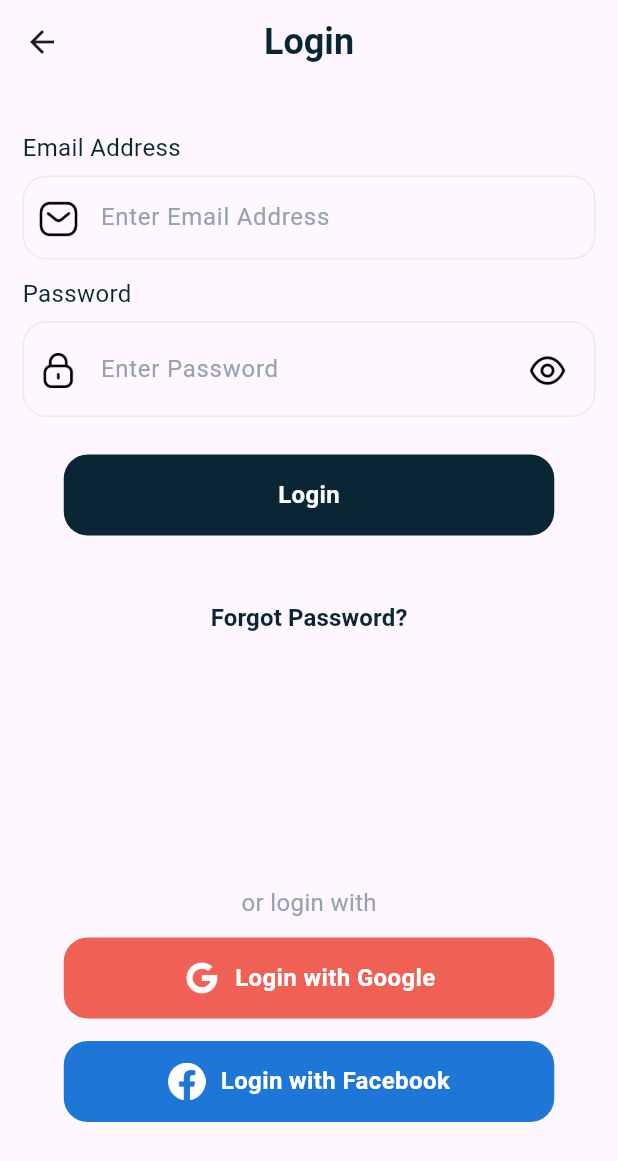
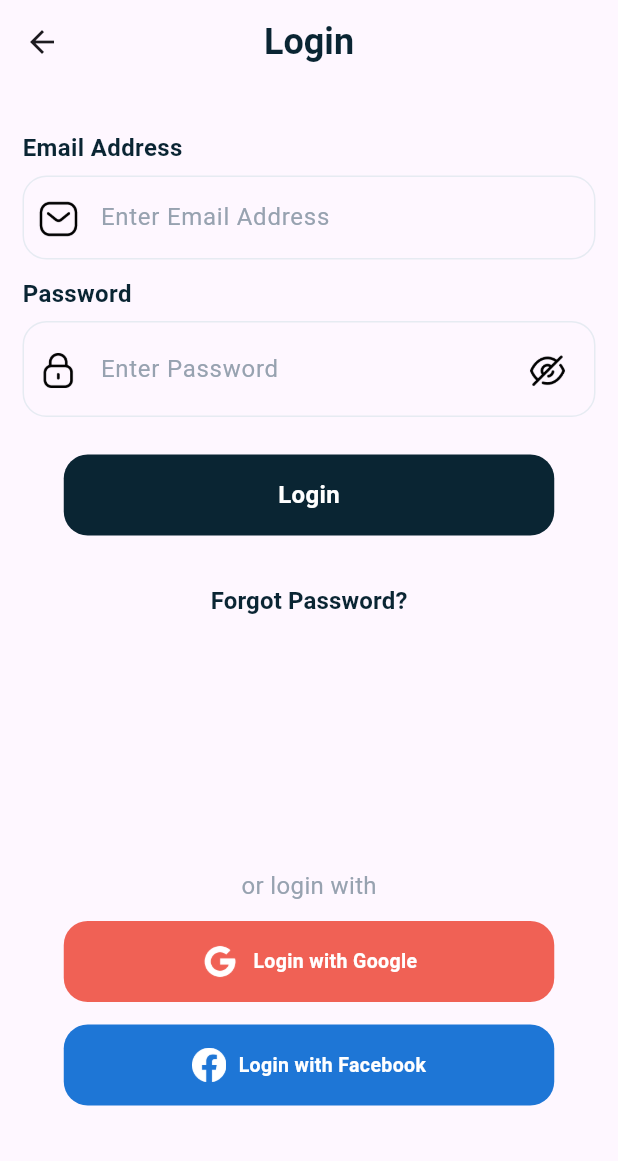
Before and after one commit to rudri04/Receipy, a Flutter app: the screen it shows after launch, after a tap on "Login", on a phone screen of 412 x 824 dp. Shown: the top 1161 px of the screen. Run offline on Flutter 3.47's test engine with Material 3 defaults, Android fonts, the phone set to English and light mode, and no system bars.

Commit message:
added some changes

```diff
--- a/lib/Screens/HomePage.dart
+++ /dev/null
@@ -1,57 +0,0 @@
-import 'package:flutter/material.dart';
-import 'package:receipy/Screens/loginScreen.dart';
-import 'package:receipy/Utils/Colors.dart';
-import 'package:receipy/Utils/Images.dart';
-import 'package:receipy/Widgets/button.dart';
-import 'package:receipy/Widgets/text.dart';
-class Homepage extends StatelessWidget {
-  const Homepage({super.key});
-
-  @override
-  Widget build(BuildContext context) {
-    return Scaffold(
-      backgroundColor: ColorsPalete.Secondary,
-      appBar: AppBar(
-        backgroundColor: ColorsPalete.Secondary,
-        actions: [
-          Padding(
-            padding: const EdgeInsets.only(right: 10),
-            child: TextButton(
-              onPressed: () {
-                // Define what happens when 'Later' is tapped
-              },
-              child: CustomText(
-                data: 'Later',
-                fontsize: 18,
-                fontWeight: FontWeight.bold,
-                color: ColorsPalete.white,
-              ),
-            ),
-          ),
-        ],
-      ),
-      body: Center(
-        child: Column(
-          mainAxisAlignment: MainAxisAlignment.center,
-          children: [
-            Image.asset(
-              Images.frontPage,
-              height: 311.56,
-              width: 313.85,
-            ),
-            const SizedBox(height: 70,),
-            CustomText(data: 'Help your path to health', fontsize: 28, fontWeight: FontWeight.bold, color: ColorsPalete.white),
-            const SizedBox(height: 10,),
-            CustomText(data: 'goals with happiness', fontsize: 28, fontWeight: FontWeight.bold, color: ColorsPalete.white),
-            const SizedBox(height: 30,),
-            CustomButton(OnTap: (){
-              Navigator.push(context, MaterialPageRoute(builder: (_)=>const LoginScreen()));
-            }, buttonColor: ColorsPalete.primary, textColor: ColorsPalete.white, data: 'Login'),
-            CustomTextButton(onPressed: (){}, data: 'Create New Account', color: ColorsPalete.white, size: 16)
-          ],
-        ),
-      ),
-    );
-
-  }
-}
--- a/lib/Screens/forgetpassword.dart
+++ /dev/null
@@ -1,67 +0,0 @@
-import 'package:flutter/material.dart';
-import 'package:receipy/Utils/Colors.dart';
-import 'package:receipy/Widgets/button.dart';
-import 'package:receipy/Widgets/text.dart';
-
-import '../Utils/icons.dart';
-import '../Widgets/textfield.dart';
-
-class ForgetPasswordScreen extends StatefulWidget {
-  const ForgetPasswordScreen({super.key});
-
-  @override
-  State<ForgetPasswordScreen> createState() => _ForgetPasswordScreenState();
-}
-
-class _ForgetPasswordScreenState extends State<ForgetPasswordScreen> {
-  @override
-  Widget build(BuildContext context) {
-    final email_con = TextEditingController();
-
-    return Scaffold(
-      resizeToAvoidBottomInset: true,
-      appBar: AppBar(
-        centerTitle: true,
-        title: CustomText(data: 'Forget Password', fontsize: 24, fontWeight: FontWeight.bold, color: ColorsPalete.Dark),
-      ),
-      body: Padding(padding: EdgeInsets.only(right: 15,left: 15,top: 35,bottom: 15),
-      child: Column(
-          crossAxisAlignment: CrossAxisAlignment.start,
-        children: [
-          CustomText(data: 'Enter your email and we will send you a link', fontsize: 16, fontWeight: FontWeight.normal, color: ColorsPalete.Grey1),
-          const SizedBox(height: 5,),
-          CustomText(data: 'to reset your password.', fontsize: 16, fontWeight: FontWeight.normal, color: ColorsPalete.Grey1),
-          const SizedBox(height: 25,),
-          CustomText(
-            data: 'Email Address',
-            fontsize: 16,
-            fontWeight: FontWeight.normal,
-            color: ColorsPalete.Dark,
-          ),
-          const SizedBox(
-            height: 10,
-          ),
-          CustomTextField(
-            validator: (value) {},
-            prefixIcon: Container(
-              padding: const EdgeInsets.only(
-                  left: 10.0, right: 10.0, bottom: 8.0, top: 10.0),
-              width: 25.0,
-              height: 25.0,
-              child: Image.asset(AppIcons.message),
-            ),
-            controller: email_con,
-            hintText: 'Enter Email Address', textInputType: TextInputType.emailAddress,
-          ),
-          const SizedBox(
-            height: 15,
-          ),
-          const Spacer(),
-          Center(child: CustomButton(OnTap: (){}, buttonColor: ColorsPalete.Dark, textColor: ColorsPalete.white, data: 'Send Email'))
-
-        ],
-      ),
-      ),
-    );
-  }
-}
--- a/lib/Widgets/textfield.dart
+++ /dev/null
@@ -1,49 +0,0 @@
-import 'package:flutter/material.dart';
-import 'package:receipy/Utils/Colors.dart';
-
-class CustomTextField extends StatefulWidget {
-  CustomTextField(
-      {super.key,
-      required this.validator,
-      required this.prefixIcon,
-      this.suffixIcon,
-      this.obscureText = false,
-      required this.controller,
-      required this.hintText, required this.textInputType});
-
-  final FormFieldValidator validator;
-  final Widget prefixIcon;
-  final String hintText;
-  final TextInputType textInputType;
-  Widget? suffixIcon;
-  final TextEditingController controller;
-  bool obscureText;
-
-  @override
-  State<CustomTextField> createState() => _CustomTextFieldState();
-}
-
-class _CustomTextFieldState extends State<CustomTextField> {
-  @override
-  Widget build(BuildContext context) {
-    var size = MediaQuery.of(context).size;
-    var width = size.width;
-    return TextFormField(
-      validator: widget.validator,
-      controller: widget.controller,
-      obscureText: widget.obscureText,
-      keyboardType: widget.textInputType,
-      decoration: InputDecoration(
-          prefixIcon: widget.prefixIcon,
-          suffixIcon: widget.suffixIcon,
-          hintText: widget.hintText,
-          hintStyle: const TextStyle(color: ColorsPalete.Grey2),
-          enabledBorder: OutlineInputBorder(
-              borderSide: const BorderSide(color: ColorsPalete.Grey4),
-              borderRadius: BorderRadius.circular(16)),
-          focusedBorder: OutlineInputBorder(
-              borderSide: const BorderSide(color: ColorsPalete.Dark),
-              borderRadius: BorderRadius.circular(16))),
-    );
-  }
-}
--- a/lib/main.dart
+++ b/lib/main.dart
@@ -1,20 +1,6 @@
 import 'package:flutter/material.dart';
-// import 'package:get/get.dart';
-import 'package:receipy/Screens/HomePage.dart';
+import 'myapp.dart';
 
 void main() {
   runApp(const MyApp());
 }
-
-class MyApp extends StatelessWidget {
-  const MyApp({super.key});
-
-  @override
-  Widget build(BuildContext context) {
-    return  const MaterialApp(
-
-      debugShowCheckedModeBanner: false,
-      home: Homepage(),
-    );
-  }
-}
--- /dev/null
+++ b/lib/myapp.dart
@@ -0,0 +1,15 @@
+import 'package:flutter/material.dart';
+import 'Screens/HomePage.dart';
+
+class MyApp extends StatelessWidget {
+  const MyApp({super.key});
+
+  @override
+  Widget build(BuildContext context) {
+    return  const MaterialApp(
+
+      debugShowCheckedModeBanner: false,
+      home: Homepage(),
+    );
+  }
+}
--- /dev/null
+++ b/lib/screens/HomePage.dart
@@ -0,0 +1,62 @@
+import 'package:flutter/material.dart';
+import 'package:receipy/Screens/login_screen.dart';
+import 'package:receipy/Utils/constants/Colors.dart';
+import 'package:receipy/Utils/constants/Images.dart';
+import 'package:receipy/Widgets/custom_button.dart';
+import 'package:receipy/Widgets/custom_text.dart';
+class Homepage extends StatelessWidget {
+  const Homepage({super.key});
+
+  @override
+  Widget build(BuildContext context) {
+    var size = MediaQuery.of(context).size;
+    var width = size.width;
+    var height = size.height;
+    return Scaffold(
+      backgroundColor: ColorsPalete.Secondary,
+      appBar: AppBar(
+        backgroundColor: ColorsPalete.Secondary,
+        actions: [
+          Padding(
+            padding: const EdgeInsets.only(right: 10),
+            child: TextButton(
+              onPressed: () {
+                // Define what happens when 'Later' is tapped
+              },
+              child: CustomText(
+                data: 'Later',
+                fontsize: 18,
+                fontWeight: FontWeight.bold,
+                color: ColorsPalete.white,
+              ),
+            ),
+          ),
+        ],
+      ),
+      body: Center(
+        child: SingleChildScrollView(
+          child: Column(
+            mainAxisAlignment: MainAxisAlignment.center,
+            children: [
+              Image.asset(
+                Images.frontPage,
+                height:height * .6,
+                width: width * .9,
+              ),
+               SizedBox(height:height*.02,),
+              CustomText(data: 'Help your path to health', fontsize: 28, fontWeight: FontWeight.bold, color: ColorsPalete.white),
+              SizedBox(height: height*.01),
+              CustomText(data: 'goals with happiness', fontsize: 28, fontWeight: FontWeight.bold, color: ColorsPalete.white),
+               SizedBox(height:height * .03 ,),
+              CustomButton(OnTap: (){
+                Navigator.push(context, MaterialPageRoute(builder: (_)=>const LoginScreen()));
+              }, buttonColor: ColorsPalete.primary, textColor: ColorsPalete.white, data: 'Login'),
+              CustomTextButton(onPressed: (){}, data: 'Create New Account', color: ColorsPalete.white, size: 16)
+            ],
+          ),
+        ),
+      ),
+    );
+
+  }
+}
--- /dev/null
+++ b/lib/screens/forgetpassword_screen.dart
@@ -0,0 +1,61 @@
+import 'package:flutter/material.dart';
+import 'package:receipy/Utils/constants/Colors.dart';
+import 'package:receipy/Widgets/custom_button.dart';
+import 'package:receipy/Widgets/custom_text.dart';
+import '../Utils/constants/icons.dart';
+import '../Widgets/custom_textfield.dart';
+
+class ForgetPasswordScreen extends StatefulWidget {
+  const ForgetPasswordScreen({super.key});
+
+  @override
+  State<ForgetPasswordScreen> createState() => _ForgetPasswordScreenState();
+}
+
+class _ForgetPasswordScreenState extends State<ForgetPasswordScreen> {
+  @override
+  Widget build(BuildContext context) {
+    final email_con = TextEditingController();
+    var size = MediaQuery.of(context).size;
+    var height = size.height;
+
+    return Scaffold(
+      resizeToAvoidBottomInset: true,
+      appBar: AppBar(
+        centerTitle: true,
+        title: CustomText(data: 'Forget Password', fontsize: 24, fontWeight: FontWeight.bold, color: ColorsPalete.Dark),
+      ),
+      body: Padding(padding: const EdgeInsets.only(right: 15,left: 15,top: 35,bottom: 15),
+      child: SingleChildScrollView(
+        child: Column(
+            crossAxisAlignment: CrossAxisAlignment.start,
+          children: [
+            CustomText(data: 'Enter your email and we will send you a link', fontsize: 16, fontWeight: FontWeight.normal, color: ColorsPalete.Grey1),
+            const SizedBox(height: 5,),
+            CustomText(data: 'to reset your password.', fontsize: 16, fontWeight: FontWeight.normal, color: ColorsPalete.Grey1),
+            const SizedBox(height: 25,),
+            CustomTextField(
+              validator: (value) {},
+              prefixIcon: Container(
+                padding: const EdgeInsets.only(
+                    left: 10.0, right: 10.0, bottom: 8.0, top: 10.0),
+                width: 25.0,
+                height: 25.0,
+                child: Image.asset(AppIcons.message),
+              ),
+              controller: email_con,
+              hintText: 'Enter Email Address', textInputType: TextInputType.emailAddress, text: 'Email Address',
+            ),
+            SizedBox(
+              height: height * .23,
+            ),
+            // const Spacer(),
+            Center(child: CustomButton(OnTap: (){}, buttonColor: ColorsPalete.Dark, textColor: ColorsPalete.white, data: 'Send Email'))
+
+          ],
+        ),
+      ),
+      ),
+    );
+  }
+}
--- a/lib/Screens/loginScreen.dart
+++ b/lib/screens/login_screen.dart
@@ -1,10 +1,10 @@
 import 'package:flutter/material.dart';
-import 'package:receipy/Screens/forgetpassword.dart';
-import 'package:receipy/Utils/Colors.dart';
-import 'package:receipy/Utils/icons.dart';
-import 'package:receipy/Widgets/button.dart';
-import 'package:receipy/Widgets/text.dart';
-import 'package:receipy/Widgets/textfield.dart';
+import 'package:receipy/Screens/forgetpassword_screen.dart';
+import 'package:receipy/Utils/constants/Colors.dart';
+import 'package:receipy/Utils/constants/icons.dart';
+import 'package:receipy/Widgets/custom_button.dart';
+import 'package:receipy/Widgets/custom_text.dart';
+import 'package:receipy/Widgets/custom_textfield.dart';
 
 class LoginScreen extends StatefulWidget {
   const LoginScreen({super.key});
@@ -14,7 +14,7 @@ class LoginScreen extends StatefulWidget {
 }
 
 class _LoginScreenState extends State<LoginScreen> {
-  bool obscure = true, icon = true;
+  bool obscure = true;
 
   @override
   Widget build(BuildContext context) {
@@ -44,15 +44,7 @@ class _LoginScreenState extends State<LoginScreen> {
             child: Column(
               crossAxisAlignment: CrossAxisAlignment.start,
               children: [
-                CustomText(
-                  data: 'Email Address',
-                  fontsize: 16,
-                  fontWeight: FontWeight.normal,
-                  color: ColorsPalete.Dark,
-                ),
-                const SizedBox(
-                  height: 10,
-                ),
+
                 CustomTextField(
                   validator: (value) {},
                   prefixIcon: Container(
@@ -63,20 +55,12 @@ class _LoginScreenState extends State<LoginScreen> {
                     child: Image.asset(AppIcons.message),
                   ),
                   controller: email_con,
-                  hintText: 'Enter Email Address', textInputType: TextInputType.emailAddress,
+                  hintText: 'Enter Email Address', textInputType: TextInputType.emailAddress, text: 'Email Address',
                 ),
                 const SizedBox(
                   height: 15,
                 ),
-                CustomText(
-                  data: 'Password',
-                  fontsize: 16,
-                  fontWeight: FontWeight.normal,
-                  color: ColorsPalete.Dark,
-                ),
-                const SizedBox(
-                  height: 10,
-                ),
+
                 CustomTextField(
                   validator: (value) {},
                   prefixIcon: Container(
@@ -92,7 +76,6 @@ class _LoginScreenState extends State<LoginScreen> {
                   suffixIcon: IconButton(
                     onPressed: () {
                       setState(() {
-                        icon = !icon;
                         obscure = !obscure;
                       });
                       // textFieldFocusNode.requestFocus();
@@ -102,9 +85,9 @@ class _LoginScreenState extends State<LoginScreen> {
                           left: 10.0, right: 10.0, bottom: 8.0, top: 10.0),
                       width: 48.0,
                       height: 48.0,
-                      child: Image.asset(icon ? AppIcons.show : AppIcons.hide),
+                      child: Image.asset(obscure ? AppIcons.hide : AppIcons.show),
                     ),
-                  ), textInputType: TextInputType.visiblePassword,
+                  ), textInputType: TextInputType.visiblePassword, text: 'Password',
                 ),
                 const SizedBox(
                   height: 25,
@@ -116,7 +99,7 @@ class _LoginScreenState extends State<LoginScreen> {
                         textColor: ColorsPalete.white,
                         data: 'Login')),
                 const SizedBox(
-                  height: 23,
+                  height: 12,
                 ),
                 Center(
                     child: CustomTextButton(
@@ -144,7 +127,7 @@ class _LoginScreenState extends State<LoginScreen> {
                   height: 15,
                 ),
                 Center(
-                  child: Container(
+                  child: SizedBox(
                     width: 327,
                     child: InkWell(
                       onTap: () {},
@@ -152,7 +135,7 @@ class _LoginScreenState extends State<LoginScreen> {
                         height: 54,
                         decoration: BoxDecoration(
                             borderRadius: BorderRadius.circular(16),
-                            color: Color(0xFFF06155)),
+                            color: const Color(0xFFF06155)),
                         child: Center(
                             child: Row(
                           mainAxisAlignment: MainAxisAlignment.center,
@@ -167,7 +150,7 @@ class _LoginScreenState extends State<LoginScreen> {
                             ),
                             CustomText(
                                 data: 'Login with Google',
-                                fontsize: 16,
+                                fontsize: 13,
                                 fontWeight: FontWeight.bold,
                                 color: ColorsPalete.white)
                           ],
@@ -180,7 +163,7 @@ class _LoginScreenState extends State<LoginScreen> {
                   height: 15,
                 ),
                 Center(
-                  child: Container(
+                  child: SizedBox(
                     width: 327,
                     child: InkWell(
                       onTap: () {},
@@ -188,22 +171,22 @@ class _LoginScreenState extends State<LoginScreen> {
                         height: 54,
                         decoration: BoxDecoration(
                             borderRadius: BorderRadius.circular(16),
-                            color: Color(0xFF1E76D6)),
+                            color: const Color(0xFF1E76D6)),
                         child: Center(
                             child: Row(
                           mainAxisAlignment: MainAxisAlignment.center,
                           children: [
                             Image.asset(
                               AppIcons.facebook,
-                              height: 25,
-                              width: 25,
+                              height: 23,
+                              width: 23,
                             ),
                             const SizedBox(
-                              width: 10,
+                              width: 8,
                             ),
                             CustomText(
                                 data: 'Login with Facebook',
-                                fontsize: 16,
+                                fontsize: 13,
                                 fontWeight: FontWeight.bold,
                                 color: ColorsPalete.white)
                           ],
--- a/lib/Widgets/text.dart
+++ b/lib/widgets/custom_text.dart
@@ -10,11 +10,13 @@ class CustomText extends StatelessWidget {
   Widget build(BuildContext context) {
     return Text(
         data,
+      softWrap: true,
       style: TextStyle(
         fontSize: fontsize,
         fontWeight: fontWeight,
         color: color,
         height: height,
+        overflow: TextOverflow.fade,
 
       ),
     );
--- /dev/null
+++ b/lib/widgets/custom_textfield.dart
@@ -0,0 +1,62 @@
+import 'package:flutter/material.dart';
+import 'package:receipy/Utils/constants/Colors.dart';
+import 'package:receipy/Widgets/custom_text.dart';
+
+class CustomTextField extends StatefulWidget {
+  CustomTextField(
+      {super.key,
+      required this.validator,
+      required this.prefixIcon,
+      this.suffixIcon,
+      this.obscureText = false,
+      required this.controller,
+      required this.hintText,
+      required this.textInputType, required this.text});
+
+  final FormFieldValidator validator;
+  final Widget prefixIcon;
+  final String hintText, text;
+  final TextInputType textInputType;
+  Widget? suffixIcon;
+  final TextEditingController controller;
+  bool obscureText;
+
+  @override
+  State<CustomTextField> createState() => _CustomTextFieldState();
+}
+
+class _CustomTextFieldState extends State<CustomTextField> {
+  @override
+  Widget build(BuildContext context) {
+    var size = MediaQuery.of(context).size;
+    var width = size.width;
+    return Column(
+      crossAxisAlignment: CrossAxisAlignment.start,
+      children: [
+        CustomText(
+            data: widget.text,
+            fontsize: 16,
+            fontWeight: FontWeight.bold,
+            color: ColorsPalete.Dark),
+        const SizedBox(height: 10,),
+        TextFormField(
+          validator: widget.validator,
+          controller: widget.controller,
+          obscureText: widget.obscureText,
+          keyboardType: widget.textInputType,
+          decoration: InputDecoration(
+              prefixIcon: widget.prefixIcon,
+              suffixIcon: widget.suffixIcon,
+              hintText: widget.hintText,
+              hintStyle: const TextStyle(color: ColorsPalete.Grey2),
+              enabledBorder: OutlineInputBorder(
+                  borderSide: const BorderSide(color: ColorsPalete.Grey4),
+                  borderRadius: BorderRadius.circular(16)),
+              focusedBorder: OutlineInputBorder(
+                  borderSide: const BorderSide(color: ColorsPalete.Dark),
+                  borderRadius: BorderRadius.circular(16))),
+        ),
+      ],
+    );
+  }
+}
```
Also changed, not shown: lib/utils/constants/Colors.dart (renamed from lib/Utils/Colors.dart), lib/utils/constants/Images.dart (renamed from lib/Utils/Images.dart), lib/utils/constants/icons.dart (renamed from lib/Utils/icons.dart), lib/widgets/custom_button.dart (renamed from lib/Widgets/button.dart), 1 other file.
